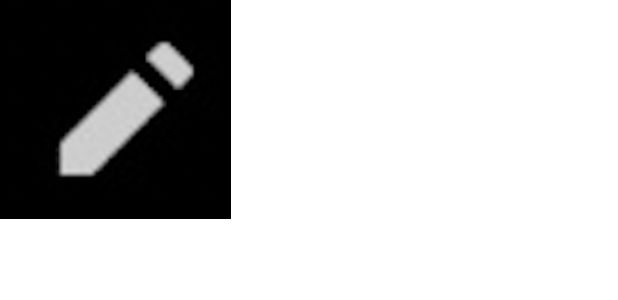
After one commit to wonleeyoung/netflix, an Android app: the layout activity_second.xml on its own in the app's theme, with its tools: preview values and no code run, on a phone screen of 412 x 824 dp. The commit adds this screen. Shown: the top 300 px of the screen. Run offline under Robolectric (Android 15) with nearby library versions, the phone set to English and light mode, and no system bars.

Commit message:
mainactivity and secondactivity lifecycle

```diff
--- a/app/build.gradle
+++ b/app/build.gradle
@@ -29,6 +29,9 @@ android {
     kotlinOptions {
         jvmTarget = '1.8'
     }
+    buildFeatures {
+        viewBinding = true
+    }
 }
 
 dependencies {
--- a/app/src/main/res/layout/activity_main.xml
+++ b/app/src/main/res/layout/activity_main.xml
@@ -118,12 +118,14 @@
 
         <TableRow>
             <TextView
+                android:id="@+id/tnum1"
                 android:layout_width="wrap_content"
                 android:layout_height="wrap_content"
                 android:text="이원영"
                 android:textAlignment="center"
                 android:textColor="@color/white"/>
             <TextView
+                android:id="@+id/tnum2"
                 android:layout_width="wrap_content"
                 android:textAlignment="center"
                 android:layout_height="wrap_content"
@@ -187,12 +189,14 @@
         </TableRow>
         <TableRow>
             <TextView
+                android:id="@+id/tnum3"
                 android:layout_width="wrap_content"
                 android:layout_height="wrap_content"
                 android:text="잭"
                 android:textAlignment="center"
                 android:textColor="@color/white"/>
             <TextView
+                android:id="@+id/tnum4"
                 android:layout_width="wrap_content"
                 android:textAlignment="center"
                 android:layout_height="wrap_content"
--- /dev/null
+++ b/app/src/main/res/layout/activity_second.xml
@@ -0,0 +1,14 @@
+<?xml version="1.0" encoding="utf-8"?>
+<LinearLayout xmlns:app="http://schemas.android.com/apk/res-auto"
+    xmlns:tools="http://schemas.android.com/tools"
+    xmlns:android="http://schemas.android.com/apk/res/android"
+    android:layout_width="match_parent"
+    android:layout_height="match_parent"
+    tools:context=".SecondActivity">
+    <ImageView
+        android:id="@+id/image1"
+        android:layout_width="wrap_content"
+        android:layout_height="wrap_content"
+        android:src="@drawable/pencil"/>
+
+</LinearLayout>
```
Also changed, not shown: app/src/main/AndroidManifest.xml (+4 -3 lines), app/src/main/java/com/wonyoung/netflix/MainActivity.kt (+40 -1 lines), app/src/main/java/com/wonyoung/netflix/secondActivity.kt (added, +24 -0 lines).
